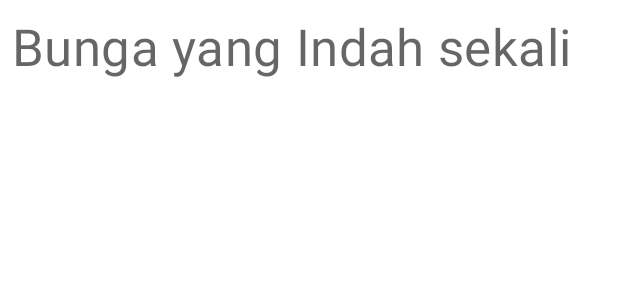
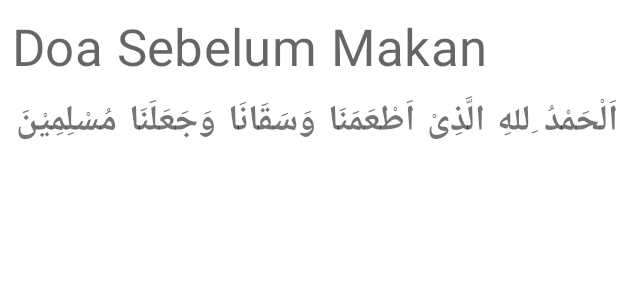
Before and after one commit to uluumbch/MoslemApp, an Android app: the layout fragment_detail_doa_harian.xml on its own in the app's theme, with its tools: preview values and no code run, on a phone screen of 412 x 824 dp. Shown: the top 300 px of the screen. Run offline under Robolectric (Android 15) with nearby library versions, the phone set to English and light mode, and no system bars.

Commit message:
implementasi detail dari data doa harian

```diff
--- a/app/src/main/java/com/uluumbch/moslemapp/ui/MyViewModel.kt
+++ b/app/src/main/java/com/uluumbch/moslemapp/ui/MyViewModel.kt
@@ -50,4 +50,8 @@ class MyViewModel : ViewModel() {
             }
         }
     }
+
+    fun onDoaHarianCLicked(doa: DoaHarian.Data){
+        _doahariantunggal.value = doa
+    }
 }
--- a/app/src/main/res/layout/fragment_detail_doa_harian.xml
+++ b/app/src/main/res/layout/fragment_detail_doa_harian.xml
@@ -15,7 +15,7 @@
         android:layout_height="match_parent">
 
         <TextView
-            android:id="@+id/id"
+            android:id="@+id/judul_doa"
             android:layout_width="match_parent"
             android:layout_height="wrap_content"
             android:padding="8dp"
@@ -23,7 +23,19 @@
             android:textAppearance="@style/TextAppearance.MaterialComponents.Headline4"
             app:layout_constraintStart_toStartOf="parent"
             app:layout_constraintTop_toTopOf="parent"
-            tools:text="Bunga yang Indah sekali" />
+            tools:text="Doa Sebelum Makan" />
+
+        <TextView
+            android:id="@+id/arabic"
+            android:layout_width="match_parent"
+            android:layout_height="wrap_content"
+            android:fontFamily="casual"
+            android:text="@{viewModel.doahariantunggal.arabic}"
+            android:textSize="24sp"
+            android:textStyle="bold"
+            app:layout_constraintStart_toStartOf="parent"
+            app:layout_constraintTop_toBottomOf="@+id/judul_doa"
+            tools:text="اَلْحَمْدُ ِللهِ الَّذِىْ اَطْعَمَنَا وَسَقَانَا وَجَعَلَنَا مُسْلِمِيْنَ" />
 
 
     </androidx.constraintlayout.widget.ConstraintLayout>
--- a/app/src/main/res/layout/fragment_list_doa_harian.xml
+++ b/app/src/main/res/layout/fragment_list_doa_harian.xml
@@ -19,7 +19,7 @@
                 android:layout_width="match_parent"
                 android:layout_height="wrap_content"
                 android:padding="8dp"
-
+                app:listData="@{viewModel.listdoaharian.Data}"
                 app:layoutManager="androidx.recyclerview.widget.LinearLayoutManager"
                 app:layout_constraintStart_toStartOf="parent"
                 app:layout_constraintTop_toTopOf="parent"
```
Also changed, not shown: app/src/main/java/com/uluumbch/moslemapp/ui/ListDoaHarianFragment.kt (+8 -0 lines).
